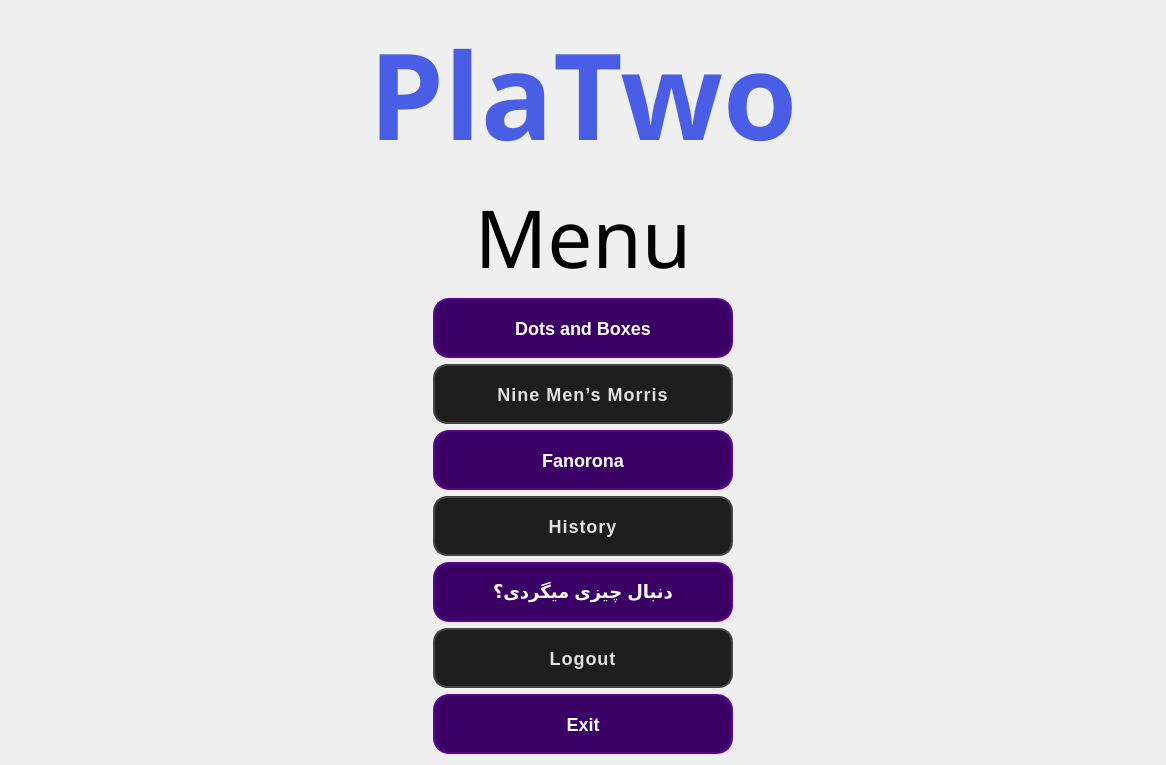
Above: UI/Menu/main_menu.ui from PlaTwo-project/PlaTwo before the change. Below: the same form after it.
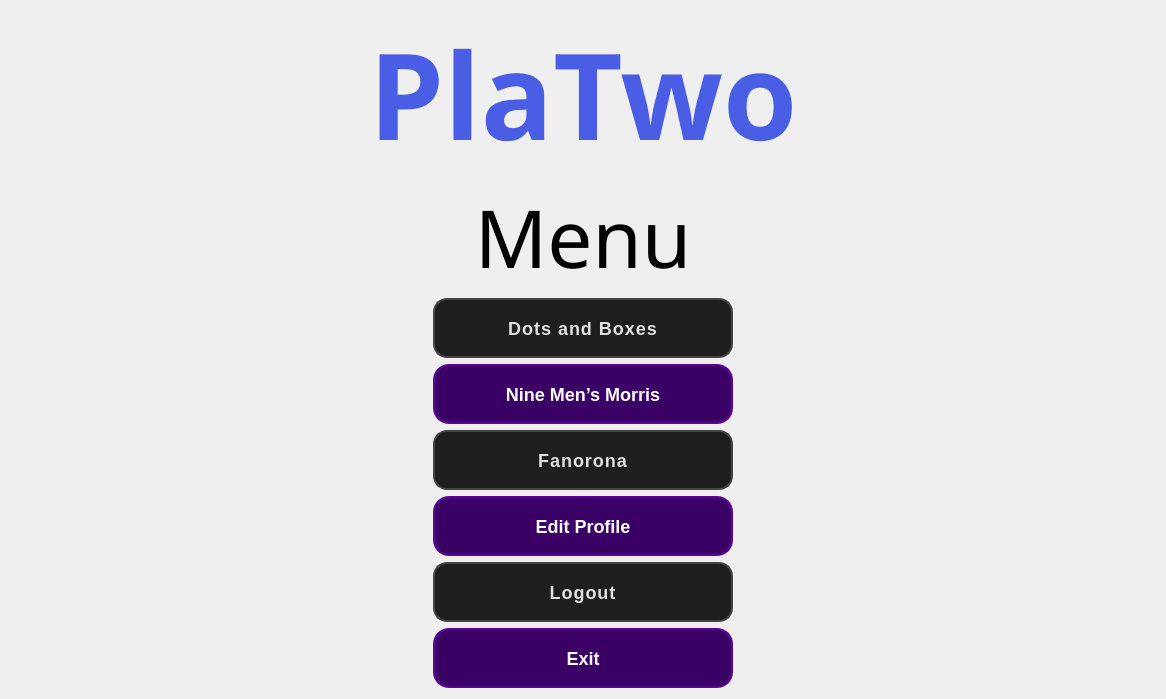
That is the form after the change.

Commit message: use user id for search in storage and add demo edit profile window

The edit to the form file:
```diff
--- a/UI/Menu/main_menu.ui
+++ b/UI/Menu/main_menu.ui
@@ -7,7 +7,7 @@
     <x>0</x>
     <y>0</y>
     <width>1166</width>
-    <height>613</height>
+    <height>648</height>
    </rect>
   </property>
   <property name="windowTitle">
@@ -104,14 +104,14 @@
        </property>
        <property name="styleSheet">
         <string notr="true">QPushButton {
-    background-color: #3b0066;
-    color: #ffffff;
-    border: 2px solid #5e0099;
-    border-radius: 16px;
+    background-color: #1e1e1e;
+    color: #e0e0e0;
+    border: 2px solid #444;
+    border-radius: 14px;
     padding: 12px 20px;
     font-size: 18px;
     font-weight: bold;
-    transition: all 200ms ease;
+    letter-spacing: 1px;
 }
 
 QPushButton:hover {
@@ -148,14 +148,14 @@
        </property>
        <property name="styleSheet">
         <string notr="true">QPushButton {
-    background-color: #1e1e1e;
-    color: #e0e0e0;
-    border: 2px solid #444;
-    border-radius: 14px;
+    background-color: #3b0066;
+    color: #ffffff;
+    border: 2px solid #5e0099;
+    border-radius: 16px;
     padding: 12px 20px;
     font-size: 18px;
     font-weight: bold;
-    letter-spacing: 1px;
+    transition: all 200ms ease;
 }
 
 QPushButton:hover {
@@ -195,14 +195,14 @@
        </property>
        <property name="styleSheet">
         <string notr="true">QPushButton {
-    background-color: #3b0066;
-    color: #ffffff;
-    border: 2px solid #5e0099;
-    border-radius: 16px;
+    background-color: #1e1e1e;
+    color: #e0e0e0;
+    border: 2px solid #444;
+    border-radius: 14px;
     padding: 12px 20px;
     font-size: 18px;
     font-weight: bold;
-    transition: all 200ms ease;
+    letter-spacing: 1px;
 }
 
 QPushButton:hover {
@@ -223,53 +223,6 @@
        </property>
       </widget>
      </item>
-     <item alignment="Qt::AlignmentFlag::AlignHCenter|Qt::AlignmentFlag::AlignTop">
-      <widget class="QPushButton" name="pushButton_history">
-       <property name="minimumSize">
-        <size>
-         <width>300</width>
-         <height>60</height>
-        </size>
-       </property>
-       <property name="maximumSize">
-        <size>
-         <width>600</width>
-         <height>16777215</height>
-        </size>
-       </property>
-       <property name="styleSheet">
-        <string notr="true">QPushButton {
-    background-color: #1e1e1e;
-    color: #e0e0e0;
-    border: 2px solid #444;
-    border-radius: 14px;
-    padding: 12px 20px;
-    font-size: 18px;
-    font-weight: bold;
-    letter-spacing: 1px;
-}
-
-QPushButton:hover {
-    background-color: #292929;
-    border-color: #00c8ff;
-    color: white;
-    box-shadow: 0px 0px 12px #00c8ff; 
-    padding: 15px 23px;
-    font-size: 19px;
-}
-
-QPushButton:pressed {
-    background-color: #0f0f0f;
-    border-color: #0088aa;
-    box-shadow: none;
-}
-</string>
-       </property>
-       <property name="text">
-        <string>History</string>
-       </property>
-      </widget>
-     </item>
      <item alignment="Qt::AlignmentFlag::AlignHCenter|Qt::AlignmentFlag::AlignTop">
       <widget class="QPushButton" name="pushButton_editProfile">
        <property name="minimumSize">
@@ -310,7 +263,7 @@
 </string>
        </property>
        <property name="text">
-        <string>دنبال چیزی میگردی؟</string>
+        <string>Edit Profile</string>
        </property>
       </widget>
      </item>
```
Left out of the diff: 33 changed lines with no effect on the pictures. The commit also changes 13 other files.
